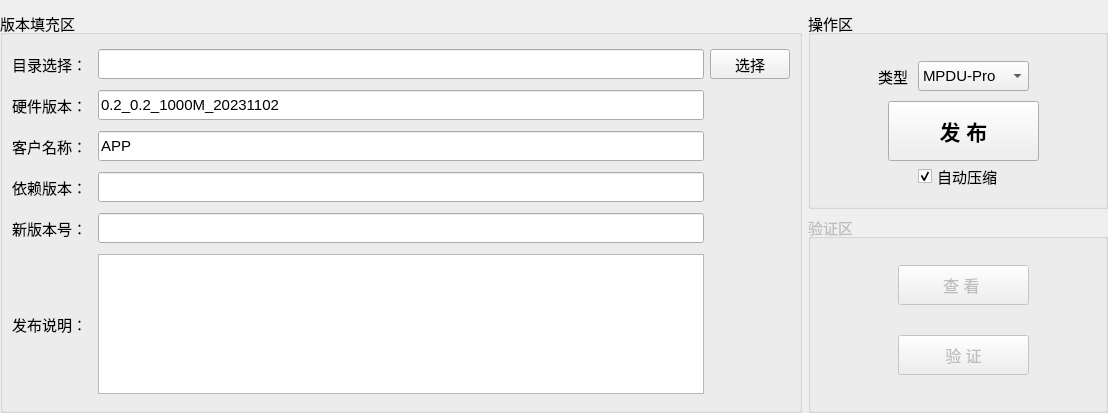
The window that ip_app/home/home_workwid.ui (ChinaClever/IP-Tools) describes before a commit, drawn with Qt 5.
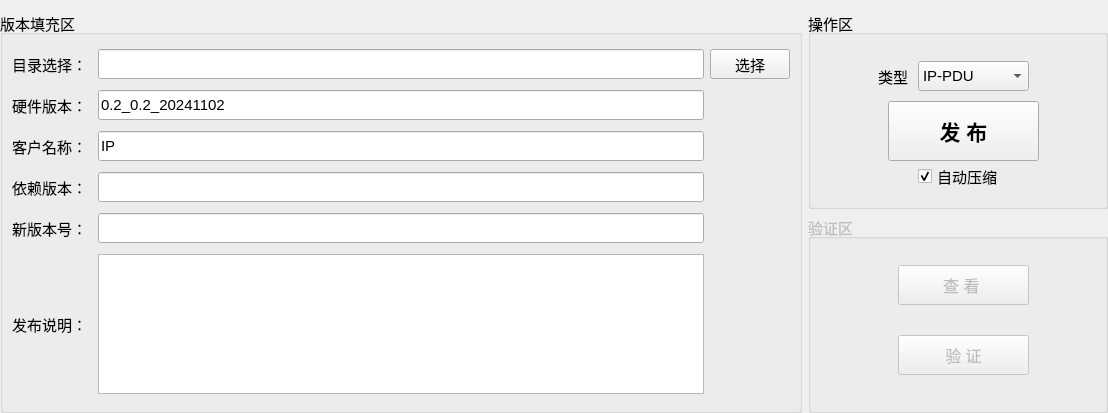
The same window after the commit.

```diff
--- a/ip_app/home/home_workwid.ui
+++ b/ip_app/home/home_workwid.ui
@@ -127,7 +127,7 @@
          </size>
         </property>
         <property name="text">
-         <string>0.2_0.2_1000M_20231102</string>
+         <string>0.2_0.2_20241102</string>
         </property>
        </widget>
       </item>
@@ -165,7 +165,7 @@
          </size>
         </property>
         <property name="text">
-         <string>APP</string>
+         <string>IP</string>
         </property>
        </widget>
       </item>
@@ -365,7 +365,7 @@
       </property>
       <item>
        <property name="text">
-        <string>MPDU-Pro</string>
+        <string>IP-PDU</string>
        </property>
       </item>
      </widget>
```
